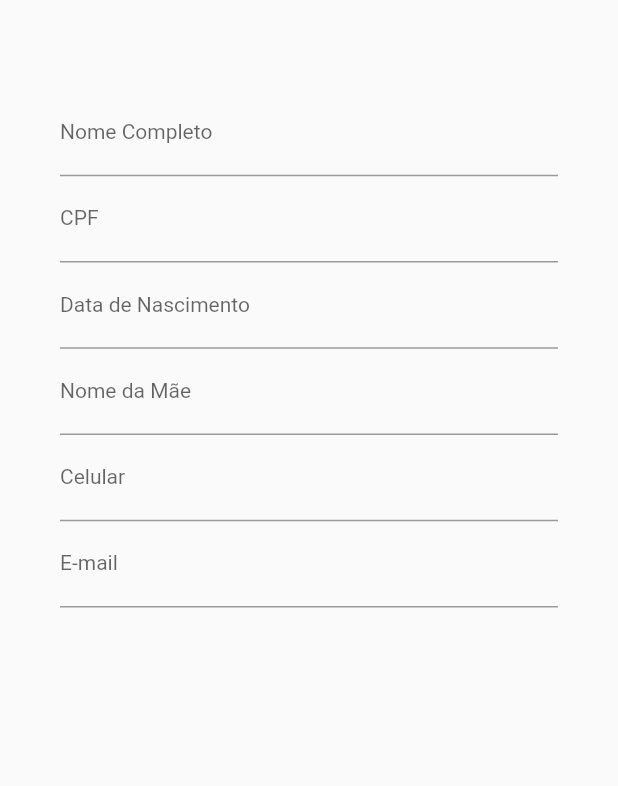
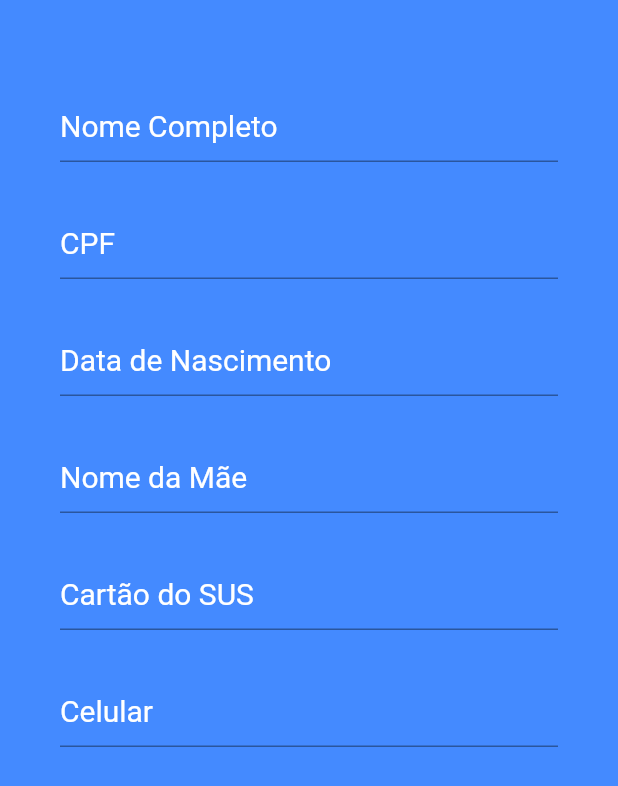
Before and after one commit to romeuporto/MaisSaude, a Flutter app: the RegisterPage screen opened directly, on a phone screen of 412 x 824 dp. Shown: the top 786 px of the screen. Run offline on Flutter 3.47's test engine with Material 2 defaults, Android fonts, the phone set to English and light mode, and no system bars.

Commit message:
alteração de layout RegisterPage

```diff
--- a/mais_saude/lib/HomePage.dart
+++ b/mais_saude/lib/HomePage.dart
@@ -53,14 +53,6 @@ class _HomePageState extends State<HomePage> {
                       )
                     ]
                   ),
-                  onPressed: (){
-                    Navigator.push(
-                        context,
-                        MaterialPageRoute(
-                            builder: (context) => PageLogin()
-                        )
-                    );
-                  }
                 ),
               ),
             ),
@@ -101,10 +93,11 @@ class _HomePageState extends State<HomePage> {
                   onPressed: (){
                     Navigator.push(
                         context,
-                        MaterialPageRoute(builder: (context) => RegisterPage()
-                        )
+                        MaterialPageRoute(
+                          builder: (context) => RegisterPage(),
+                        ),
                     );
-                  },
+                  }
                 ),
               ),
             )
--- a/mais_saude/lib/PageLogin.dart
+++ b/mais_saude/lib/PageLogin.dart
@@ -88,7 +88,6 @@ class _PageLoginState extends State<PageLogin> {
                         ),
                       ],
                     ),
-                    onPressed: (){},
                   ),
                 )
             )
--- a/mais_saude/lib/RegistrationPage.dart
+++ b/mais_saude/lib/RegistrationPage.dart
@@ -13,6 +13,7 @@ class _RegisterPageState extends State<RegisterPage> {
   Widget build(BuildContext context) {
     return Scaffold(
       body: Container(
+        color: Colors.blueAccent,
         padding: EdgeInsets.only(
           top: 60,
           right: 40,
@@ -21,65 +22,87 @@ class _RegisterPageState extends State<RegisterPage> {
         child: ListView(
           children: <Widget>[
             TextFormField(
+              cursorColor: Colors.white,
               keyboardType: TextInputType.text,
               decoration: InputDecoration(
-                labelText: "Nome Completo",
-                labelStyle: TextStyle(
-                  fontSize: 14,
+                hintText: "Nome Completo",
+                hintStyle: TextStyle(
+                  color: Colors.white,
+                  fontSize: 20,
                   fontWeight: FontWeight.w400,
-                )
-              )
+                ),
+              ),
+            ),
+            SizedBox(
+              height: 30,
             ),
             TextFormField(
                 keyboardType: TextInputType.number,
                 decoration: InputDecoration(
-                    labelText: "CPF",
-                    labelStyle: TextStyle(
-                      fontSize: 14,
+                    hintText: "CPF",
+                    hintStyle: TextStyle(
+                      color: Colors.white,
+                      fontSize: 20,
                       fontWeight: FontWeight.w400,
-                    )
+                    ),
                 )
+            ),
+            SizedBox(
+              height: 30,
             ),
             TextFormField(
                 keyboardType: TextInputType.datetime,
                 decoration: InputDecoration(
-                    labelText: "Data de Nascimento",
-                    labelStyle: TextStyle(
-                      fontSize: 14,
-                      fontWeight: FontWeight.w400,
-                    )
+                  hintText: "Data de Nascimento",
+                  hintStyle: TextStyle(
+                    color: Colors.white,
+                    fontSize: 20,
+                    fontWeight: FontWeight.w400,
+                  ),
                 )
+            ),
+            SizedBox(
+              height: 30,
             ),
             TextFormField(
                 keyboardType: TextInputType.text,
                 decoration: InputDecoration(
-                    labelText: "Nome da Mãe",
-                    labelStyle: TextStyle(
-                      fontSize: 14,
-                      fontWeight: FontWeight.w400,
-                    )
+                  hintText: "Nome da Mãe",
+                  hintStyle: TextStyle(
+                    color: Colors.white,
+                    fontSize: 20,
+                    fontWeight: FontWeight.w400,
+                  ),
                 )
+            ),
+            SizedBox(
+              height: 30,
+            ),
+            TextFormField(
+                keyboardType: TextInputType.number,
+                decoration: InputDecoration(
+                  hintText: "Cartão do SUS",
+                  hintStyle: TextStyle(
+                    color: Colors.white,
+                    fontSize: 20,
+                    fontWeight: FontWeight.w400,
+                  ),
+                )
+            ),
+            SizedBox(
+              height: 30,
             ),
             TextFormField(
                 keyboardType: TextInputType.phone,
                 decoration: InputDecoration(
-                    labelText: "Celular",
-                    labelStyle: TextStyle(
-                      fontSize: 14,
-                      fontWeight: FontWeight.w400,
-                    )
+                  hintText: "Celular",
+                  hintStyle: TextStyle(
+                    color: Colors.white,
+                    fontSize: 20,
+                    fontWeight: FontWeight.w400,
+                  ),
                 )
             ),
-            TextFormField(
-                keyboardType: TextInputType.emailAddress,
-                decoration: InputDecoration(
-                    labelText: "E-mail",
-                    labelStyle: TextStyle(
-                      fontSize: 14,
-                      fontWeight: FontWeight.w400,
-                    )
-                )
-            )
           ]
         ),
       ),
```
